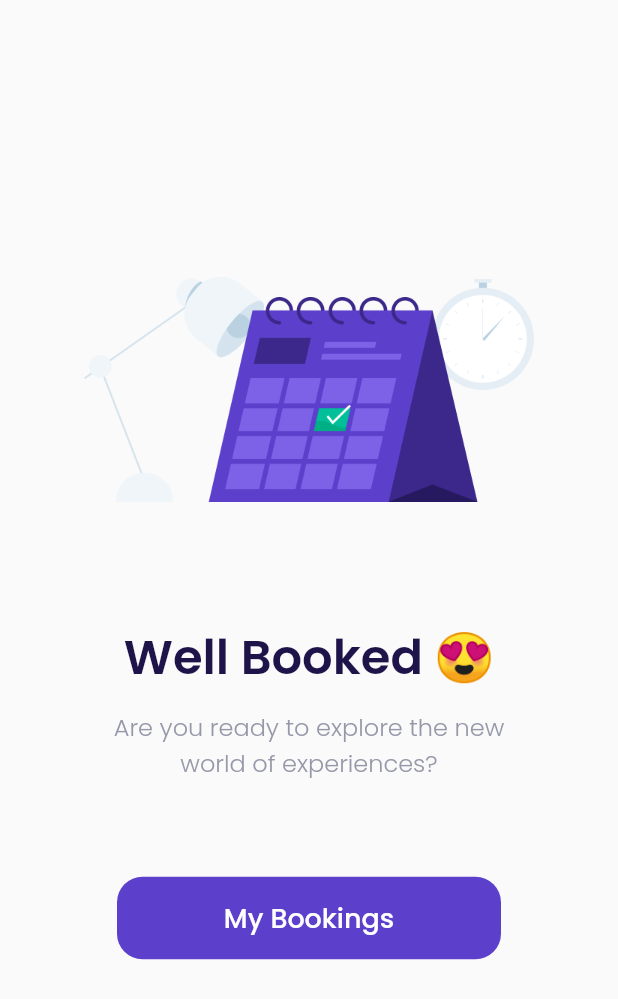
After one commit to dyavas21/Airplane, a Flutter app: the SuccessPage screen opened by its route, on a phone screen of 412 x 824 dp. The commit adds this screen. Shown: the top 999 px of the screen. Run offline on Flutter 3.47's test engine with Material 2 defaults, Android fonts, the phone set to English and light mode, and no system bars; our stand-ins replace google_fonts.

Commit message:
success page

```diff
--- a/app/lib/main.dart
+++ b/app/lib/main.dart
@@ -6,6 +6,7 @@ import 'package:app/ui/pages/get_started_page.dart';
 import 'package:app/ui/pages/main_page.dart';
 import 'package:app/ui/pages/sign_up_page.dart';
 import 'package:app/ui/pages/splash_page.dart';
+import 'package:app/ui/pages/success_page.dart';
 import 'package:flutter/material.dart';
 
 void main() {
@@ -29,6 +30,7 @@ class MyApp extends StatelessWidget {
         '/detail': (context) => DetailPage(),
         '/choose': (context) => ChoosePage(),
         '/checkout': (context) => CheckoutPage(),
+        '/success': (context) => SuccessPage(),
       },
     );
   }
--- a/app/lib/ui/pages/checkout_page.dart
+++ b/app/lib/ui/pages/checkout_page.dart
@@ -270,9 +270,14 @@ class CheckoutPage extends StatelessWidget {
           SizedBox(
             height: 30,
           ),
-          CustomButton(
-            description: 'Pay Now',
-            customMargin: 0,
+          GestureDetector(
+            onTap: () {
+              Navigator.pushNamed(context, '/success');
+            },
+            child: CustomButton(
+              description: 'Pay Now',
+              customMargin: 0,
+            ),
           ),
           SizedBox(
             height: 30,
--- /dev/null
+++ b/app/lib/ui/pages/success_page.dart
@@ -0,0 +1,77 @@
+import 'package:app/shared/theme.dart';
+import 'package:app/ui/pages/home_page.dart';
+import 'package:app/ui/pages/main_page.dart';
+import 'package:app/ui/widgets/custom_button.dart';
+import 'package:flutter/material.dart';
+
+class SuccessPage extends StatelessWidget {
+  const SuccessPage({super.key});
+
+  @override
+  Widget build(BuildContext context) {
+    Widget title() {
+      return Container(
+        width: MediaQuery.of(context).size.width,
+        height: 150,
+        decoration: BoxDecoration(
+          image: DecorationImage(
+            image: AssetImage(
+              'assets/image_success.png',
+            ),
+          ),
+        ),
+      );
+    }
+
+    Widget content() {
+      return Container(
+        margin: EdgeInsets.only(top: 80),
+        child: Column(
+          children: [
+            Text(
+              'Well Booked 😍',
+              style: blackTextStyle.copyWith(
+                fontSize: 32,
+                fontWeight: semiBold,
+              ),
+            ),
+            SizedBox(
+              height: 10,
+            ),
+            Text(
+              'Are you ready to explore the new\nworld of experiences?',
+              style: greyTextStyle.copyWith(
+                fontSize: 16,
+                fontWeight: light,
+              ),
+              textAlign: TextAlign.center,
+            )
+          ],
+        ),
+      );
+    }
+
+    return Scaffold(
+      body: Column(
+        mainAxisAlignment: MainAxisAlignment.center,
+        children: [
+          title(),
+          content(),
+          SizedBox(
+            height: 64,
+          ),
+          GestureDetector(
+            onTap: () {
+              Navigator.push(
+                  context, MaterialPageRoute(builder: (context) => MainPage()));
+            },
+            child: CustomButton(
+              description: 'My Bookings',
+              customMargin: 78,
+            ),
+          ),
+        ],
+      ),
+    );
+  }
+}
```
